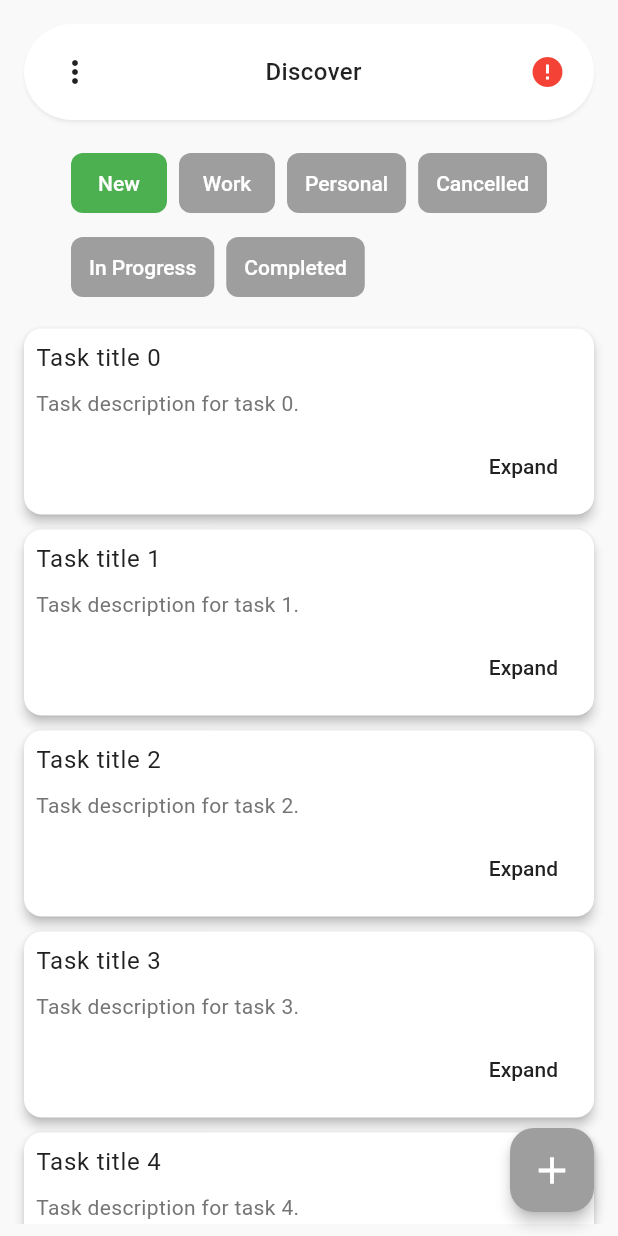
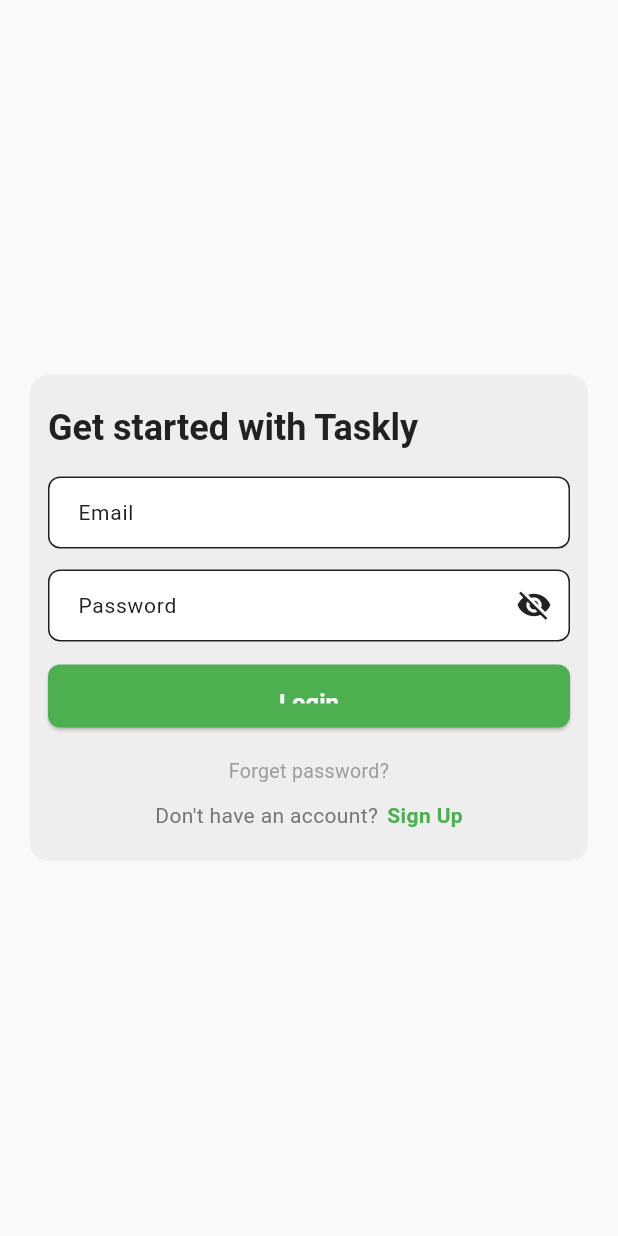
Before and after one commit to MehedisGits/Taskly, a Flutter app: the screen it shows after launch, on a phone screen of 412 x 824 dp. Run offline on Flutter 3.47's test engine with Material 3 defaults, Android fonts, the phone set to English and light mode, and no system bars; our stand-ins replace device_preview, get.

Commit message:
Dashboard, Sign In Designed

```diff
--- /dev/null
+++ b/lib/controllers/login_controller.dart
@@ -0,0 +1,39 @@
+import 'package:flutter/material.dart';
+import 'package:get/get.dart';
+
+class LoginController extends GetxController {
+  var email = ''.obs;
+  var password = ''.obs;
+  var isPasswordVisible = false.obs;
+
+  final GlobalKey<FormState> formKey = GlobalKey<FormState>();
+
+  // Validate email
+  String? validateEmail(String? value) {
+    if (value == null || value.isEmpty) {
+      return 'Email cannot be empty';
+    } else if (!GetUtils.isEmail(value)) {
+      return 'Enter a valid email address';
+    }
+    return null;
+  }
+
+  // Validate password
+  String? validatePassword(String? value) {
+    if (value == null || value.isEmpty) {
+      return 'Password cannot be empty';
+    } else if (value.length < 6) {
+      return 'Password must be at least 6 characters long';
+    }
+    return null;
+  }
+
+  // Handle login
+  void login() {
+    if (formKey.currentState!.validate()) {
+      Get.snackbar('Login', 'Login successful');
+    } else {
+      Get.snackbar('Error', 'Please fix the errors in the form');
+    }
+  }
+}
--- a/lib/main.dart
+++ b/lib/main.dart
@@ -1,10 +1,10 @@
-import 'package:device_preview_plus/device_preview_plus.dart';
+import 'package:device_preview/device_preview.dart';
 import 'package:flutter/cupertino.dart';
 import 'package:flutter/foundation.dart';
 import 'package:flutter/material.dart';
 import 'package:get/get.dart';
 import 'package:task_manager/utils/color_scheme.dart';
-import 'package:task_manager/views/dashboard.dart';
+import 'package:task_manager/views/login_screen.dart';
 
 void main() {
   runApp(DevicePreview(enabled: !kReleaseMode, builder: (context) => MyApp()));
@@ -19,10 +19,10 @@ class MyApp extends StatelessWidget {
       locale: DevicePreview.locale(context),
       builder: DevicePreview.appBuilder,
       title: 'Taskly',
-      theme: appTheme,
+      theme: ResponsiveTheme.getTheme(context),
       debugShowCheckedModeBanner: false,
       useInheritedMediaQuery: true,
-      home: DashboardScreen(),
+      home: LoginScreen(),
     );
   }
 }
--- a/lib/utils/color_scheme.dart
+++ b/lib/utils/color_scheme.dart
@@ -1,4 +1,6 @@
 import 'package:flutter/material.dart';
+
+import 'responsive_size.dart';
 
 class AppColors {
   static const Color primary = Color(0xFF4CAF50); // Main app theme color
@@ -10,21 +12,20 @@ class AppColors {
   static const Color danger = Color(0xFFF44336); // Error or danger color
 }
 
-final ThemeData appTheme = ThemeData(
+class ResponsiveTheme {
+  static ThemeData getTheme(BuildContext context) {
+
+    return ThemeData(
       // Primary app colors
       colorScheme: const ColorScheme.light(
         primary: AppColors.primary,
         secondary: AppColors.secondary,
         surface: AppColors.card,
-    // For cards, sheets, etc.
         error: AppColors.danger,
         onPrimary: Colors.white,
-    // Text/icon color on primary
         onSecondary: Colors.white,
-    // Text on secondary
         onSurface: AppColors.textPrimary,
-    // Text on surface
-    onError: Colors.white, // Text/icon color on error
+        onError: Colors.white,
       ),
 
       // Scaffold background
@@ -32,12 +33,12 @@ final ThemeData appTheme = ThemeData(
 
       // AppBar theme
       appBarTheme: const AppBarTheme(
-    backgroundColor: AppColors.primary, // AppBar background
-    elevation: 2, // Subtle shadow
-    iconTheme: IconThemeData(color: Colors.white), // Icons in AppBar
+        backgroundColor: AppColors.primary,
+        elevation: 2,
+        iconTheme: IconThemeData(color: Colors.white),
         titleTextStyle: TextStyle(
-      color: Colors.white, // AppBar title color
-      fontSize: 20, // AppBar title font size
+          color: Colors.white,
+          fontSize: 20,
           fontWeight: FontWeight.bold,
         ),
       ),
@@ -45,10 +46,10 @@ final ThemeData appTheme = ThemeData(
       // Card styling
       cardTheme: CardTheme(
         color: AppColors.card,
-    elevation: 3, // Elevation for shadow effect
-    margin: const EdgeInsets.all(8), // Default card margin
+        elevation: 3,
+        margin: const EdgeInsets.all(8),
         shape: RoundedRectangleBorder(
-      borderRadius: BorderRadius.circular(12), // Rounded corners
+          borderRadius: BorderRadius.circular(12),
         ),
       ),
 
@@ -64,44 +65,33 @@ final ThemeData appTheme = ThemeData(
         style: ElevatedButton.styleFrom(
           backgroundColor: AppColors.primary,
           foregroundColor: Colors.white,
-      textStyle: const TextStyle(
+          textStyle: TextStyle(
             fontWeight: FontWeight.bold,
-        fontSize: 16,
+            fontSize: responsiveSize(context),
           ),
           shape: RoundedRectangleBorder(
-        borderRadius: BorderRadius.circular(8), // Rounded buttons
+            borderRadius: BorderRadius.circular(8),
           ),
         ),
       ),
 
       // TextButton theme
       textButtonTheme: TextButtonThemeData(
-    style: ButtonStyle(
-      foregroundColor: WidgetStateProperty.all(AppColors.textPrimary),
-      textStyle: WidgetStateProperty.all(
-        const TextStyle(
+        style: TextButton.styleFrom(
+          foregroundColor: AppColors.textPrimary,
+          textStyle: TextStyle(
             fontWeight: FontWeight.w500,
-          fontSize: 14,
+            fontSize: responsiveSize(context),
+          ),
+          padding: const EdgeInsets.symmetric(horizontal: 16, vertical: 8),
         ),
       ),
-      padding: WidgetStateProperty.all(
-        const EdgeInsets.symmetric(horizontal: 16, vertical: 8),
-      ),
-      overlayColor: WidgetStateProperty.all(
-        AppColors.primary.withOpacity(0.1), // Ripple effect
-      ),
-      shape: WidgetStateProperty.all(
-        RoundedRectangleBorder(
-          borderRadius: BorderRadius.circular(8),
-        ),
-      ),
-    ),
-  ),
-  // Text themes
-  textTheme: const TextTheme(
+
+      // Text themes with dynamic scaling
+      textTheme: TextTheme(
         headlineLarge: TextStyle(
           color: AppColors.textPrimary,
-      fontSize: 32,
+          fontSize: 24,
           fontWeight: FontWeight.bold,
         ),
         // Large headings
@@ -109,6 +99,11 @@ final ThemeData appTheme = ThemeData(
           color: AppColors.textPrimary,
           fontSize: 18,
           fontWeight: FontWeight.w600,
+        ),
+        titleMedium: TextStyle(
+          color: AppColors.textPrimary,
+          fontSize: 16 ,
+          fontWeight: FontWeight.bold
         ),
         // Small headings
         bodyLarge: TextStyle(
@@ -131,7 +126,6 @@ final ThemeData appTheme = ThemeData(
       inputDecorationTheme: InputDecorationTheme(
         filled: true,
         fillColor: AppColors.card,
-    // Background of input fields
         border: OutlineInputBorder(
           borderRadius: BorderRadius.circular(8),
           borderSide: const BorderSide(color: AppColors.textSecondary),
@@ -145,7 +139,15 @@ final ThemeData appTheme = ThemeData(
           borderSide: const BorderSide(color: AppColors.danger),
         ),
         contentPadding: const EdgeInsets.symmetric(horizontal: 16, vertical: 12),
-    hintStyle: const TextStyle(color: AppColors.textSecondary, fontSize: 14),
-    labelStyle: const TextStyle(color: AppColors.textPrimary, fontSize: 14),
+        hintStyle: TextStyle(
+          color: AppColors.textSecondary,
+          fontSize: 14,
+        ),
+        labelStyle: TextStyle(
+          color: AppColors.textPrimary,
+          fontSize: 14,
+        ),
       ),
     );
+  }
+}
--- /dev/null
+++ b/lib/utils/responsive_size.dart
@@ -0,0 +1,14 @@
+import 'package:flutter/material.dart';
+
+import 'get_device_type.dart';
+
+double responsiveSize(BuildContext context,
+    {double mobileSize = 16, double tabletSize = 18, double desktopSize = 24}) {
+  if (DeviceType.isMobile(context)) {
+    return mobileSize;
+  } else if (DeviceType.isTablet(context)) {
+    return tabletSize;
+  } else {
+    return desktopSize; // Desktop
+  }
+}
--- /dev/null
+++ b/lib/views/login_screen.dart
@@ -0,0 +1,178 @@
+import 'package:flutter/material.dart';
+import 'package:get/get.dart';
+import 'package:task_manager/utils/responsive_size.dart';
+
+import '../controllers/login_controller.dart';
+import '../widgets/custom_button.dart';
+
+class LoginScreen extends StatelessWidget {
+  final LoginController controller = Get.put(LoginController());
+
+  LoginScreen({super.key});
+
+  @override
+  Widget build(BuildContext context) {
+    double screenWidth = MediaQuery.of(context).size.width;
+    double screenScale = screenWidth / 375;
+
+    return Scaffold(
+      body: SafeArea(
+        child: LayoutBuilder(
+          builder: (context, constraints) => Center(
+            child: Card(
+              margin: const EdgeInsets.all(20),
+              color: Colors.grey[200],
+              elevation: 0,
+              child: Padding(
+                padding:
+                    const EdgeInsets.symmetric(vertical: 20, horizontal: 12),
+                child: Form(
+                  key: controller.formKey,
+                  child: Wrap(
+                    children: [
+                      Column(
+                        mainAxisAlignment: MainAxisAlignment.center,
+                        crossAxisAlignment: CrossAxisAlignment.center,
+                        children: [
+                          Row(
+                            children: [
+                              Text(
+                                'Get started with Taskly',
+                                style:
+                                    Theme.of(context).textTheme.headlineLarge,
+                              ),
+                            ],
+                          ),
+                          SizedBox(height: 16 * screenScale),
+
+                          // Email Field
+                          buildTextFormField(),
+                          SizedBox(height: 14),
+
+                          // Password Field
+                          buildObxPasswordField(),
+                          SizedBox(height: 14 * screenScale),
+
+                          // Login Button
+                          CustomButton(
+                            text: 'Login',
+                            onPressed: () => controller.login(),
+                          ),
+                          SizedBox(height: 20),
+
+                          // Forget Password
+                          buildForgetPassword(context),
+                          SizedBox(height: 10),
+
+                          // Sign Up Row
+                          buildSignUpRow(context),
+                        ],
+                      ),
+                    ],
+                  ),
+                ),
+              ),
+            ),
+          ),
+        ),
+      ),
+    );
+  }
+
+  Row buildSignUpRow(BuildContext context) {
+    return Row(
+      mainAxisAlignment: MainAxisAlignment.center,
+      children: [
+        Text(
+          'Don\'t have an account?',
+          style: TextStyle(
+            fontSize: responsiveSize(
+              context,
+              mobileSize: 14,
+              tabletSize: 16,
+              desktopSize: 20,
+            ),
+          ),
+        ),
+        SizedBox(width: 6),
+        InkWell(
+          onTap: () {
+            Get.snackbar('Sign Up', 'Sign Up Clicked');
+          },
+          child: Text(
+            'Sign Up',
+            style: TextStyle(
+              color: Colors.green,
+              fontSize: responsiveSize(
+                context,
+                mobileSize: 14,
+                tabletSize: 16,
+                desktopSize: 20,
+              ),
+              fontWeight: FontWeight.bold,
+            ),
+          ),
+        ),
+      ],
+    );
+  }
+
+  InkWell buildForgetPassword(BuildContext context) {
+    return InkWell(
+      onTap: () {
+        Get.snackbar('Forget Password', 'Forget password screen opening');
+      },
+      child: Text(
+        'Forget password?',
+        textAlign: TextAlign.center,
+        style: TextStyle(
+          fontSize: responsiveSize(
+            context,
+            mobileSize: 13,
+            tabletSize: 15,
+            desktopSize: 17,
+          ),
+          color: Colors.grey,
+        ),
+      ),
+    );
+  }
+
+  Obx buildObxPasswordField() {
+    return Obx(() => TextFormField(
+          decoration: InputDecoration(
+            labelText: 'Password',
+            hintText: 'Enter your password',
+            border: OutlineInputBorder(
+              borderRadius: BorderRadius.circular(8),
+            ),
+            suffixIcon: IconButton(
+              icon: Icon(controller.isPasswordVisible.value
+                  ? Icons.visibility
+                  : Icons.visibility_off),
+              onPressed: () {
+                controller.isPasswordVisible.value =
+                    !controller.isPasswordVisible.value;
+              },
+            ),
+          ),
+          obscureText: !controller.isPasswordVisible.value,
+          onChanged: (value) => controller.password.value = value,
+          validator: controller.validatePassword,
+        ));
+  }
+
+  TextFormField buildTextFormField() {
+    return TextFormField(
+      decoration: InputDecoration(
+        labelText: 'Email',
+        hintText: 'Enter your email address',
+        border: OutlineInputBorder(
+          borderRadius: BorderRadius.circular(8),
+        ),
+      ),
+      onChanged: (value) => controller.email.value = value,
+      validator: controller.validateEmail,
+    );
+  }
+}
--- /dev/null
+++ b/lib/widgets/custom_button.dart
@@ -0,0 +1,36 @@
+import 'package:flutter/material.dart';
+import 'package:task_manager/utils/responsive_size.dart';
+
+class CustomButton extends StatelessWidget {
+  final String text;
+  final VoidCallback onPressed;
+
+  const CustomButton({
+    required this.text,
+    required this.onPressed,
+    super.key,
+  });
+
+  @override
+  Widget build(BuildContext context) {
+    return SizedBox(
+      width: double.infinity,
+      height: responsiveSize(context,
+          mobileSize: 42, tabletSize: 48, desktopSize: 52),
+      child: ElevatedButton(
+        onPressed: onPressed,
+        style: ElevatedButton.styleFrom(
+          padding: EdgeInsets.symmetric(vertical: 16),
+          shape: RoundedRectangleBorder(
+            borderRadius: BorderRadius.circular(8),
+          ),
+        ),
+        child: Text(
+          text,
+          style: TextStyle(
+              fontSize: responsiveSize(context), fontWeight: FontWeight.bold),
+        ),
+      ),
+    );
+  }
+}
--- a/pubspec.yaml
+++ b/pubspec.yaml
@@ -28,7 +28,7 @@ environment:
 # the latest version available on pub.dev. To see which dependencies have newer
 # versions available, run `flutter pub outdated`.
 dependencies:
-  device_preview_plus: ^2.2.4
+  device_preview: ^1.2.0
   get: ^4.6.6
   dio: ^5.7.0
   flutter:
```
Also changed, not shown: lib/utils/get_device_type.dart (added, +55 -0 lines), lib/widgets/OTP_field.dart (added, +35 -0 lines), lib/widgets/custom_text_field.dart (added, +34 -0 lines), pubspec.lock. Lines whose indentation alone changed are shown as unchanged.
